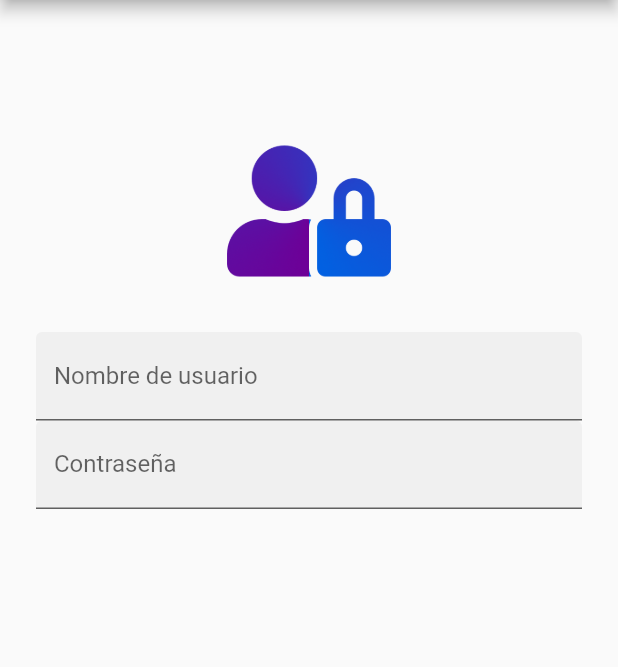
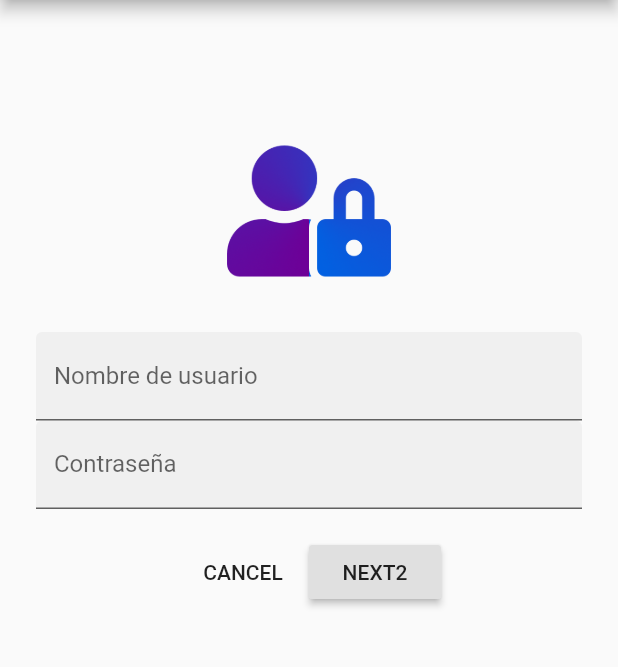
Before and after one commit to AlanRoblesS/IOSUIII_Act8, a Flutter app: the screen it shows after launch, on a phone screen of 412 x 824 dp, the part 84-751 px from its top. Run offline on Flutter 3.47's test engine with Material 2 defaults, Android fonts, the phone set to English and light mode, and no system bars.

```diff
--- a/lib/main.dart
+++ b/lib/main.dart
@@ -101,6 +101,32 @@ class _PantallaIngresoState extends State<PantallaIngreso> {
                     ),
                     obscureText: true,
                   ),
+                  Padding(
+                    padding: const EdgeInsets.only(top: 18.0),
+                    child: Row(
+                      mainAxisAlignment: MainAxisAlignment.center,
+                      children: <Widget>[
+                        FlatButton(
+                          child: Text('CANCEL'),
+                          onPressed: () {
+                            setState(() {
+                              isLogin = false;
+                            });
+                          },
+                        ),
+                        RaisedButton(
+                          child: Text(
+                            'NEXT2',
+                          ),
+                          onPressed: () {
+                            setState(() {
+                              isLogin = true;
+                            });
+                          },
+                        ),
+                      ], //Fin de widget[]
+                    ), //Fin de row
+                  ) //Fin de padding
                 ] //Fin de widget[]
               ) //Fin de columna
           ] //Fin de widget[]
```
Also changed, not shown: 1 other file.
